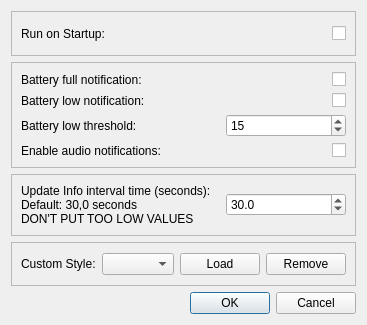
This is src/UI/settingswindow.ui in LeoKlaus/HeadsetControl-GUI as Qt 5 draws it before an edit. The edited form follows.
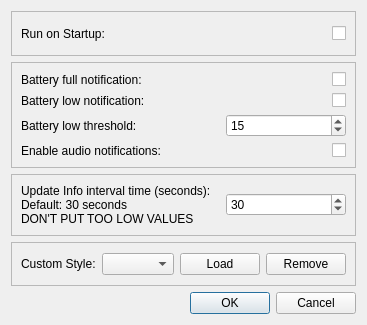
This is the edited form.

Commit message: Removed decimals from update interval time setting

Patch:
```diff
--- a/src/UI/settingswindow.ui
+++ b/src/UI/settingswindow.ui
@@ -196,7 +196,7 @@
        <widget class="QLabel" name="updatetimeLabel">
         <property name="text">
          <string>Update Info interval time (seconds):
-Default: 30,0 seconds
+Default: 30 seconds
 DON'T PUT TOO LOW VALUES</string>
         </property>
        </widget>
@@ -216,10 +216,13 @@
          </size>
         </property>
         <property name="decimals">
-         <number>1</number>
+         <number>0</number>
+        </property>
+        <property name="minimum">
+         <double>1.000000000000000</double>
         </property>
         <property name="maximum">
-         <double>1000.000000000000000</double>
+         <double>99999.000000000000000</double>
         </property>
         <property name="value">
          <double>30.000000000000000</double>
```
The commit also changes 2 other files.
